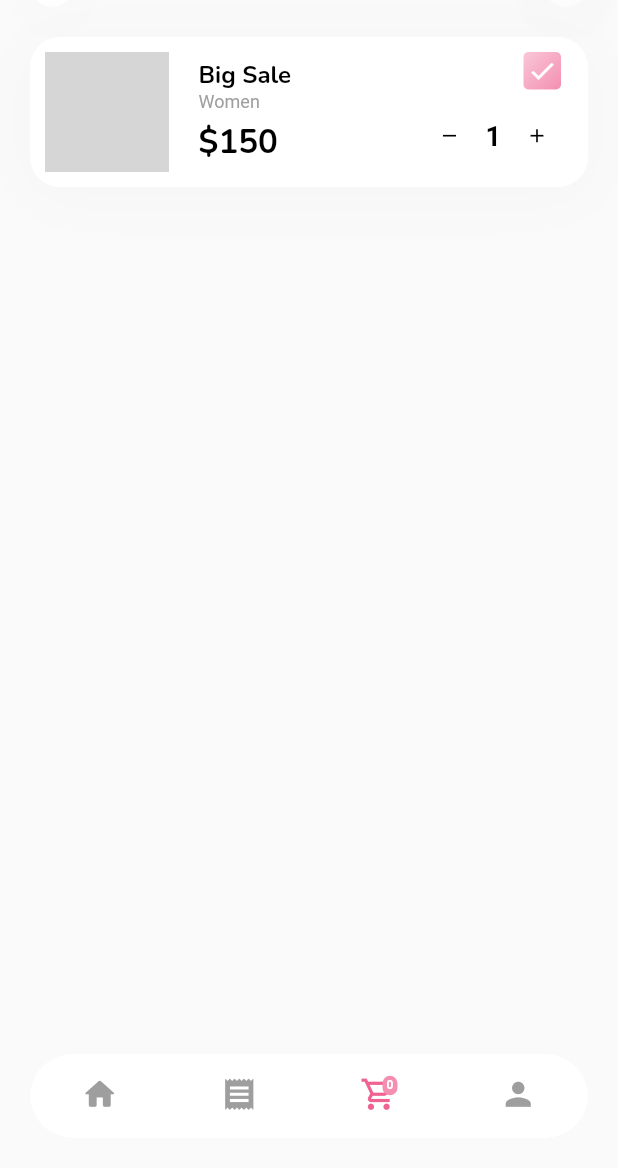
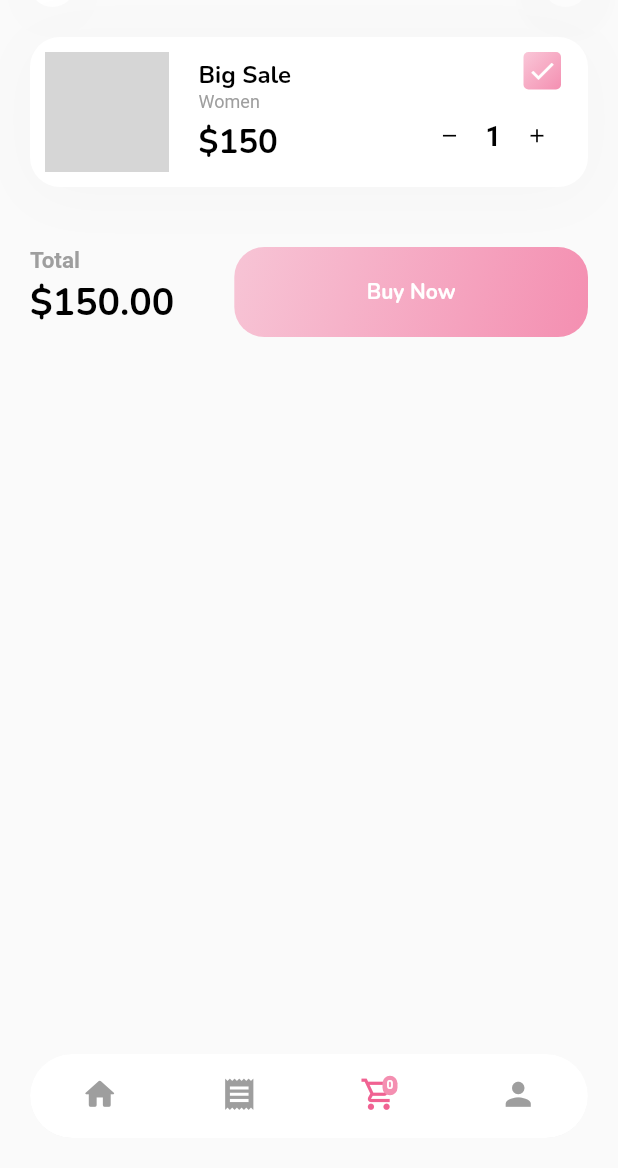
Before and after one commit to davidodejobi/E-Commerce-App, a Flutter app: the screen it shows after launch, item 3 of the bottom bar chosen, on a phone screen of 412 x 824 dp, the part 68-1236 px from its top. Run offline on Flutter 3.47's test engine with Material 2 defaults, Android fonts, the phone set to English and light mode, and no system bars; drawn by our look-alikes of cached_network_image; our stand-ins replace google_fonts; network calls fail; grey boxes are pictures that could not be loaded.

Commit message:
added button for cart checkout

```diff
--- a/lib/screens/cart_screen.dart
+++ b/lib/screens/cart_screen.dart
@@ -1,6 +1,5 @@
 import 'package:cached_network_image/cached_network_image.dart';
 import 'package:e_commerce_app/constant.dart';
-import 'package:flutter/foundation.dart';
 import 'package:flutter/material.dart';
 
 import '/widgets/widgets.dart';
@@ -135,11 +134,78 @@ class CartScreen extends StatelessWidget {
                                   color: Colors.black, size: 15),
                             )
                           ],
-                        )
+                        ),
                       ],
                     ),
                   ],
-                ))
+                )),
+            const SizedBox(
+              height: kDefaultPadding * 2,
+            ),
+            SizedBox(
+              width: double.infinity,
+              height: kDefaultPadding * 3,
+              child: Row(
+                crossAxisAlignment: CrossAxisAlignment.start,
+                children: [
+                  SizedBox(
+                    height: kDefaultPadding * 2.7,
+                    child: Column(
+                      crossAxisAlignment: CrossAxisAlignment.start,
+                      mainAxisAlignment: MainAxisAlignment.spaceBetween,
+                      children: [
+                        Text(
+                          'Total',
+                          style:
+                              Theme.of(context).textTheme.bodyText2!.copyWith(
+                                    color: Colors.grey[500],
+                                    fontWeight: FontWeight.w600,
+                                    fontSize: 15,
+                                  ),
+                        ),
+                        Text(
+                          '\$150.00',
+                          style:
+                              Theme.of(context).textTheme.headline1!.copyWith(
+                                    color: Colors.black,
+                                    fontSize: 25,
+                                    fontWeight: FontWeight.w700,
+                                  ),
+                        ),
+                      ],
+                    ),
+                  ),
+                  const SizedBox(
+                    width: kDefaultPadding * 2,
+                  ),
+                  Expanded(
+                    child: InkWell(
+                      borderRadius: BorderRadius.circular(20),
+                      child: Container(
+                        height: 60,
+                        padding: const EdgeInsets.symmetric(
+                          horizontal: kDefaultPadding,
+                        ),
+                        decoration: BoxDecoration(
+                          gradient: kDefaultGradient,
+                          borderRadius: BorderRadius.circular(20),
+                        ),
+                        child: Center(
+                          child: Text(
+                            'Buy Now',
+                            style:
+                                Theme.of(context).textTheme.bodyText1!.copyWith(
+                                      fontWeight: FontWeight.bold,
+                                      color: Colors.white,
+                                    ),
+                          ),
+                        ),
+                      ),
+                    ),
+                  ),
+                ],
+              ),
+            )
           ],
         ),
       ),
--- a/lib/widgets/bottom_nav_bar.dart
+++ b/lib/widgets/bottom_nav_bar.dart
@@ -1,5 +1,4 @@
 import 'package:flutter/material.dart';
-import 'package:flutter_svg/svg.dart';
 import 'package:provider/provider.dart';
 
 import '/screens/cart_screen.dart';
--- a/lib/widgets/categories_button.dart
+++ b/lib/widgets/categories_button.dart
@@ -13,7 +13,7 @@ class CategoriesButton extends StatelessWidget {
 
     final mainCategory = category.mainCategory;
 
-    return Container(
+    return SizedBox(
       height: 30,
       child: ListView.builder(
         scrollDirection: Axis.horizontal,
```
